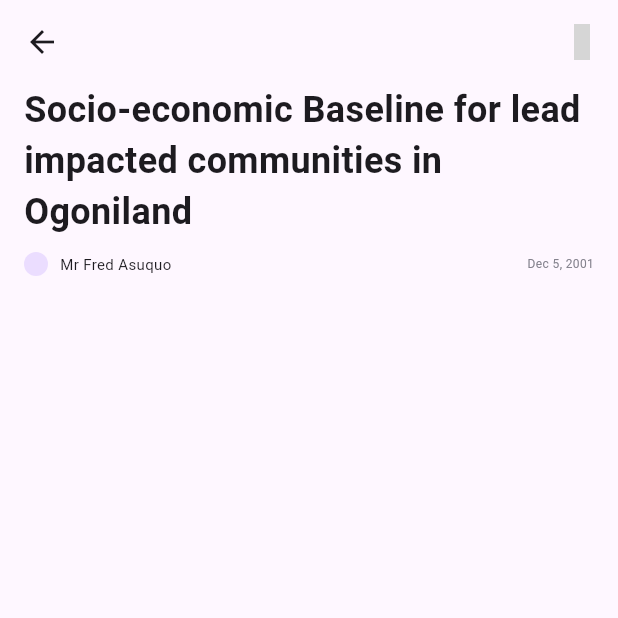
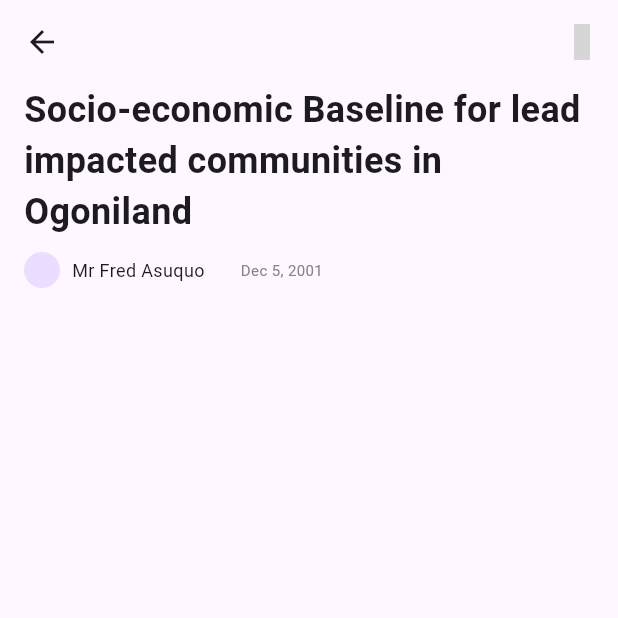
Before and after one commit to iamVictorSam/heavy_metals, a Flutter app: the ArticleDetails screen opened directly, on a phone screen of 412 x 824 dp, the top half of it. Run offline on Flutter 3.47's test engine with Material 2 defaults, Android fonts, the phone set to English and light mode, and no system bars; our stand-ins replace eva_icons_flutter, flutter_map, get, latlong2; grey boxes are pictures that could not be loaded.

Commit message:
Working on Article details screen

```diff
--- a/lib/presentation/screens/article_details/article_details.dart
+++ b/lib/presentation/screens/article_details/article_details.dart
@@ -1,6 +1,7 @@
 import 'package:eva_icons_flutter/eva_icons_flutter.dart';
 import 'package:flutter/material.dart';
 
+// ignore: must_be_immutable
 class ArticleDetails extends StatelessWidget {
   ArticleDetails({Key? key}) : super(key: key);
 
@@ -27,14 +28,14 @@ class ArticleDetails extends StatelessWidget {
               Row(
                 children: [
                   const CircleAvatar(
-                    radius: 8,
+                    radius: 12,
                   ),
                   const SizedBox(width: 8),
-                  const Text('Mr Fred Asuquo', style: TextStyle(fontSize: 10)),
-                  // SizedBox(width: 8),
-                  const Spacer(),
+                  const Text('Mr Fred Asuquo', style: TextStyle(fontSize: 12)),
+                  const SizedBox(width: 24),
+                  // const Spacer(),
                   Text('Dec 5, 2001',
-                      style: TextStyle(fontSize: 8, color: greyColor)),
+                      style: TextStyle(fontSize: 10, color: greyColor)),
                 ],
               ),
             ],
```
